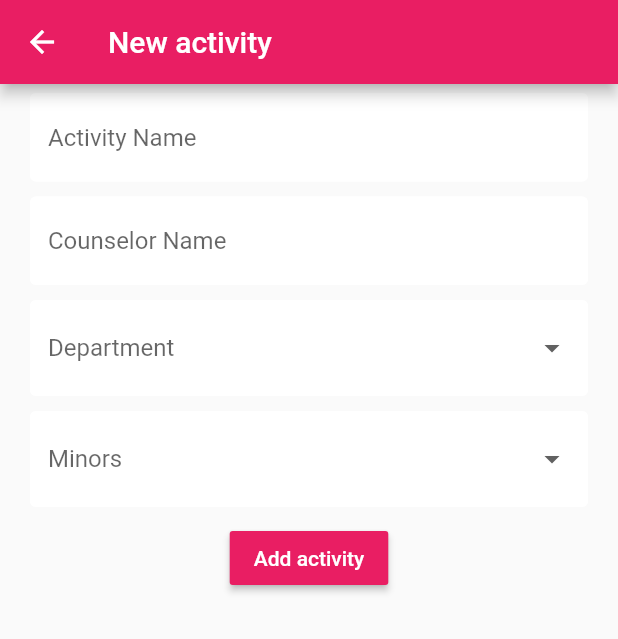
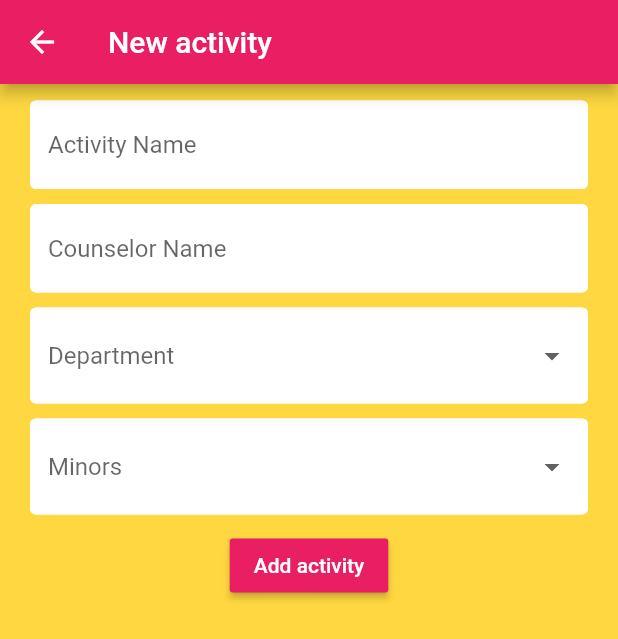
Before and after one commit to melikebilen/camp_activities, a Flutter app: the AddActivityForm screen opened by its route, on a phone screen of 412 x 824 dp. Shown: the top 639 px of the screen. Run offline on Flutter 3.47's test engine with Material 2 defaults, Android fonts, the phone set to English and light mode, and no system bars; our stand-ins replace cloud_firestore, firebase_auth, flutter_spinkit; accounts and stored records are empty.

Commit message:
minor updates

```diff
--- a/lib/widgets/add-activity-form.dart
+++ b/lib/widgets/add-activity-form.dart
@@ -32,6 +32,7 @@ class _AddActivityFormState extends State<AddActivityForm> {
   @override
   Widget build(BuildContext context) {
     return Scaffold(
+       backgroundColor: Colors.amberAccent,
         appBar: AppBar(
           title: Text('New activity'),
         ),
@@ -46,6 +47,7 @@ class _AddActivityFormState extends State<AddActivityForm> {
                       //   'Add a new activity!',
                       //   style: TextStyle(fontSize: 18),
                       // ),
+                      SizedBox(height: 5,),
                       TextFormField(
                         decoration: textInputDecoration.copyWith(
                             hintText: ('Activity Name')),
--- a/lib/widgets/camper-list.dart
+++ b/lib/widgets/camper-list.dart
@@ -21,6 +21,7 @@ class _CamperListState extends State<CamperList> {
     });
 
     return Scaffold(
+      backgroundColor: Colors.amberAccent,
      appBar: AppBar(title: Text(chosenBunk),),
           body: ListView.builder(
         itemCount: campers.length,
--- a/lib/widgets/camper-list2.dart
+++ b/lib/widgets/camper-list2.dart
@@ -34,7 +34,7 @@ class _CamperList2State extends State<CamperList2> {
                           widget.currentActivity.activityName ||
                       campers[index].activity2 ==
                           widget.currentActivity.activityName ||
-                      campers[index].activity1 ==
+                      campers[index].activity3 ==
                           widget.currentActivity.activityName
                   ? Padding(
                       padding: EdgeInsets.only(top: 8),
--- a/lib/widgets/choose-activity-form.dart
+++ b/lib/widgets/choose-activity-form.dart
@@ -48,6 +48,7 @@ class _ChooseActivityFormState extends State<ChooseActivityForm> {
           Camper camper = snapshot.data;
           print('I MADE SNAPSHOTS WOOOOOOOOOOOOOOOOOOORK ');
           return Scaffold(
+            backgroundColor: Colors.amberAccent,
             appBar: AppBar(
               title: Text('Choose ${camper.nameSurname}\'s activities'),
             ),
```
